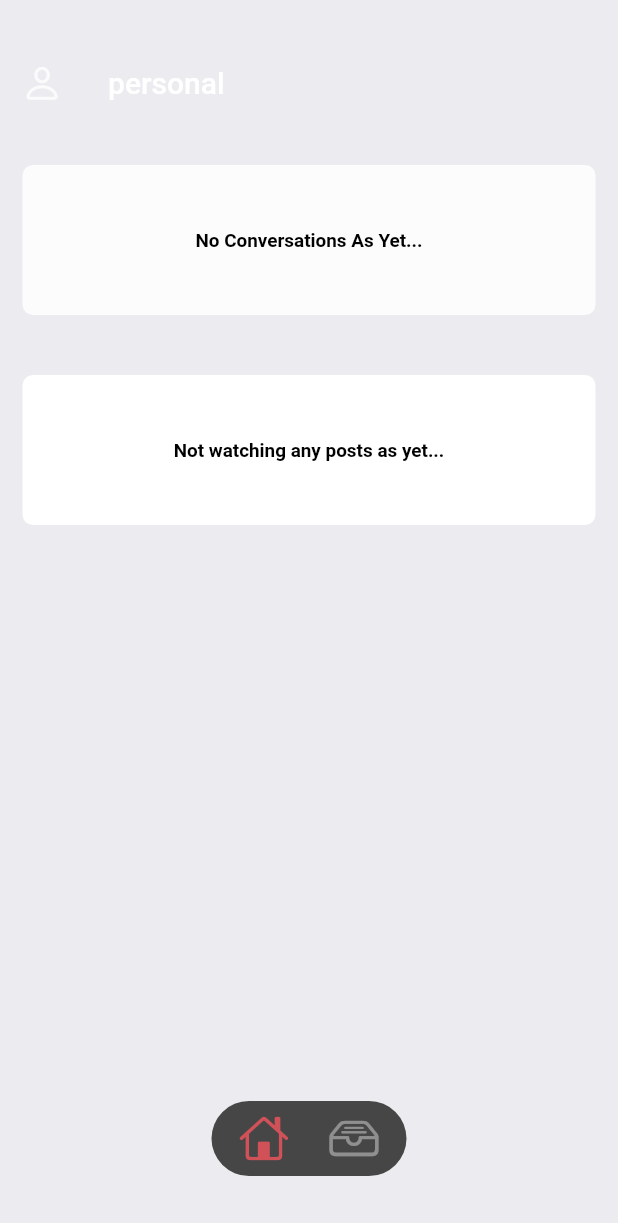
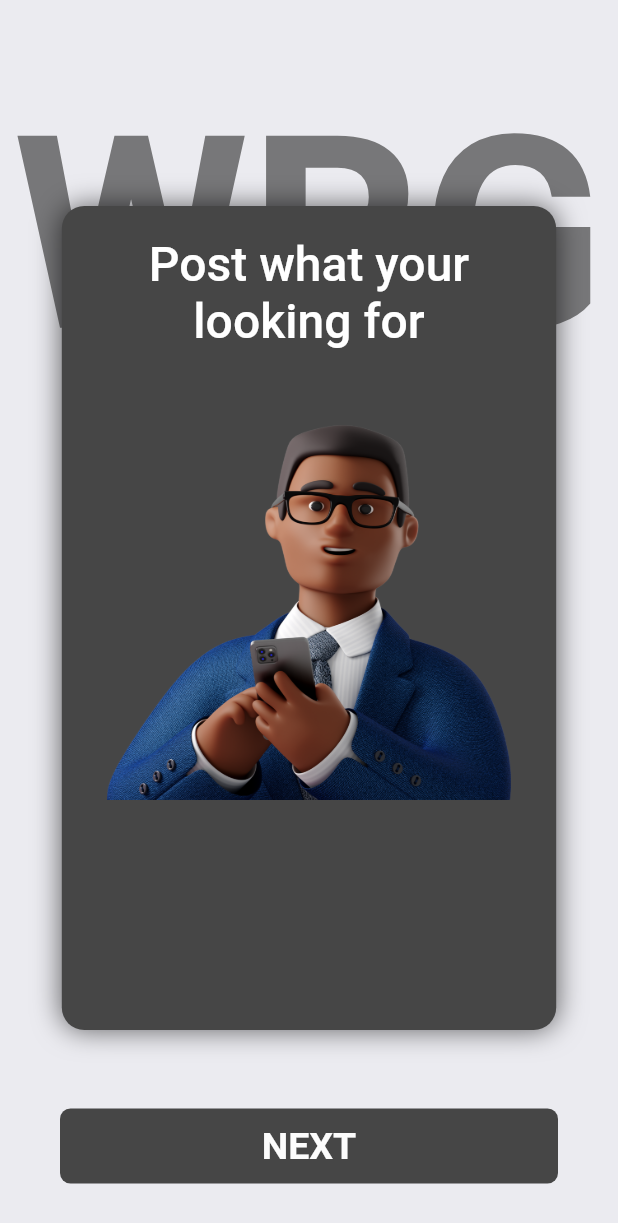
Before and after one commit to willroyMyles/wrg-flutter-app, a Flutter app: the screen it shows after launch, on a phone screen of 412 x 824 dp. Shown: the top 1223 px of the screen. Run offline on Flutter 3.47's test engine with Material 2 defaults, Android fonts, the phone set to English and light mode, and no system bars; our stand-ins replace csv, dio, firebase_auth, firebase_core, flutter_keyboard_visibility, flutter_svg and 8 more; missing offline and left inert: dart:ffi; accounts and stored records are empty.

Commit message:
Added intro screen

```diff
--- /dev/null
+++ b/lib/fontend/pages/intro/introScreen.dart
@@ -0,0 +1,131 @@
+import 'package:flutter/material.dart';
+import 'package:get/get.dart';
+import 'package:wrg2/backend/extensions/text.extension.dart';
+import 'package:wrg2/fontend/pages/intro/state.infoScreen.dart';
+
+class IntroScreen extends StatelessWidget {
+  IntroScreen({Key key}) : super(key: key);
+
+  final controller = Get.put(InfoScreenState());
+
+  var titles = [
+    "Post what your looking for",
+    "Have the dealers source your parts",
+    "And just relax"
+  ];
+
+  var btnText = ["NEXT", "ALMOST THERE", "LET'S GO!"];
+
+  @override
+  Widget build(BuildContext context) {
+    return Scaffold(
+      body: GetBuilder<InfoScreenState>(
+        builder: (controller) => Stack(
+          children: [
+            Positioned(
+                top: Get.height / 16,
+                child: Container(
+                  width: Get.width,
+                  alignment: Alignment.center,
+                  child: Text(
+                    "WRG",
+                    style: TextStyle(
+                        color: ts.grey1.withOpacity(.7),
+                        fontSize: 180,
+                        fontWeight: FontWeight.w700),
+                  ),
+                )),
+            PageView.builder(
+              physics: ClampingScrollPhysics(),
+              controller: controller.controller,
+              onPageChanged: (value) {
+                controller.updateIndex(value);
+              },
+              itemCount: 3,
+              itemBuilder: (context, index) {
+                return buildPage(index);
+              },
+            ),
+            Positioned(
+                bottom: 30,
+                child: Container(
+                  width: Get.width,
+                  height: 60,
+                  alignment: Alignment.center,
+                  padding: EdgeInsets.symmetric(horizontal: 40),
+                  child: GestureDetector(
+                    onTap: () {
+                      controller.updatePage(controller.idx + 1);
+                    },
+                    child: Container(
+                        height: 50,
+                        width: Get.width,
+                        alignment: Alignment.center,
+                        decoration: BoxDecoration(
+                            color: ts.grey1,
+                            borderRadius: BorderRadius.circular(7)),
+                        child: Text(
+                          btnText[controller.idx],
+                          style: TextStyle(
+                              color: ts.white,
+                              fontSize: 25,
+                              fontWeight: FontWeight.w600),
+                        )),
+                  ),
+                ))
+          ],
+        ),
+      ),
+    );
+  }
+
+  Widget buildPage(int index) {
+    return Stack(
+      children: [
+        Container(
+          // color: ts.white,
+          padding: EdgeInsets.symmetric(
+              horizontal: Get.width / 10, vertical: Get.height / 6),
+          child: Container(
+            padding: EdgeInsets.all(20),
+            decoration: BoxDecoration(
+                color: ts.grey1,
+                borderRadius: BorderRadius.circular(15),
+                boxShadow: [
+                  BoxShadow(
+                      blurRadius: 15,
+                      color: Colors.black.withOpacity(.6),
+                      offset: Offset(0, 0)),
+                  // BoxShadow(
+                  //     blurRadius: 10,
+                  //     color: ts.red.withOpacity(.4),
+                  //     offset: Offset(-5, -5)),
+                ]),
+            child: Column(
+              children: [
+                Text(
+                  titles.elementAt(index),
+                  softWrap: true,
+                  maxLines: 2,
+                  textAlign: TextAlign.center,
+                  style: TextStyle(
+                      color: Colors.white,
+                      fontWeight: FontWeight.w500,
+                      fontSize: 32),
+                ),
+                SizedBox(
+                  height: 30,
+                ),
+                Container(
+                    clipBehavior: Clip.none,
+                    decoration: BoxDecoration(),
+                    padding: EdgeInsets.symmetric(horizontal: 10, vertical: 20),
+                    child: Image.asset(controller.imgs.elementAt(index)))
+              ],
+            ),
+          ),
+        ),
+      ],
+    );
+  }
+}
--- /dev/null
+++ b/lib/fontend/pages/intro/state.infoScreen.dart
@@ -0,0 +1,28 @@
+import 'package:flutter/material.dart';
+import 'package:get/get.dart';
+import 'package:get/get_state_manager/get_state_manager.dart';
+import 'package:wrg2/fontend/pages/view.homepage.dart';
+
+class InfoScreenState extends GetxController {
+  int idx = 0;
+  PageController controller =
+      PageController(initialPage: 0, viewportFraction: 1);
+
+  var imgs = [
+    "assets/svg/post.png",
+    "assets/svg/look.png",
+    "assets/svg/relax.png",
+  ];
+
+  updateIndex(int val) {
+    if (val > 2) Get.to(() => HomePageView());
+    idx = val;
+    refresh();
+  }
+
+  updatePage(int val) {
+    controller.animateToPage(val,
+        duration: Duration(milliseconds: 150), curve: Curves.easeInOutCubic);
+    if (val > 2) Get.to(() => HomePageView());
+  }
+}
--- a/lib/main.dart
+++ b/lib/main.dart
@@ -4,6 +4,7 @@ import 'package:get/get.dart';
 import 'package:wrg2/backend/services/service.api.dart';
 import 'package:wrg2/backend/services/service.dialog.dart';
 import 'package:wrg2/backend/services/service.theme.dart';
+import 'package:wrg2/fontend/pages/intro/introScreen.dart';
 import 'package:wrg2/fontend/pages/view.homepage.dart';
 import './backend/extensions/ext.dart';
 
@@ -62,7 +63,8 @@ class _MyAppState extends State<MyApp> {
               title: 'Flutter Demo',
               theme: ts.currentTheme,
               home: Container(
-                child: HomePageView(),
+                // child: HomePageView(),
+                child: IntroScreen(),
                 decoration: BoxDecoration(gradient: ts.gradient),
               ));
       },
--- a/pubspec.yaml
+++ b/pubspec.yaml
@@ -38,6 +38,7 @@ dependencies:
   flutter_keyboard_visibility:
   dio:
   progress_state_button: ^1.0.3
+  shared_preferences:
 
   # The following adds the Cupertino Icons font to your application.
   # Use with the CupertinoIcons class for iOS style icons.
```
Also changed, not shown: assets/svg/look.png (added), assets/svg/post.png (added), assets/svg/relax.png (added), assets/svg/search.png (added), pubspec.lock, 8 other files.
